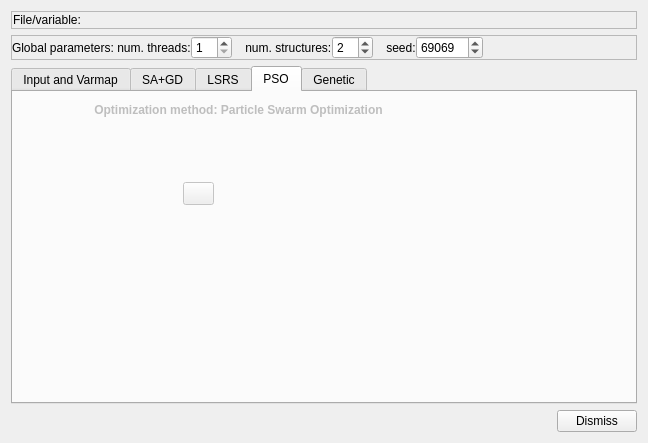
Qt form dialogs/automaticvarfitdialog.ui (PauloCarvalhoRJ/gammaray) before a commit.
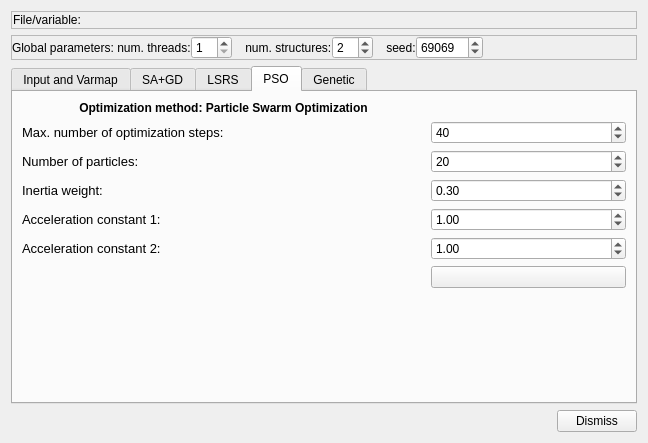
The same form after that commit. The open tabs and pages were chosen to show the change. Icons and pictures are not drawn.

Commit message: AutoVarFit: added Particle Swarm Optimization as an optimization method for the automatic variogram model fitting.

```diff
--- a/dialogs/automaticvarfitdialog.ui
+++ b/dialogs/automaticvarfitdialog.ui
@@ -636,20 +636,14 @@
      </widget>
      <widget class="QWidget" name="tabPSO">
       <property name="enabled">
-       <bool>false</bool>
+       <bool>true</bool>
       </property>
       <attribute name="title">
        <string>PSO</string>
       </attribute>
+      <layout class="QGridLayout" name="gridLayout_3">
+       <item row="0" column="0" colspan="2">
       <widget class="QLabel" name="label_4">
-       <property name="geometry">
-        <rect>
-         <x>20</x>
-         <y>10</y>
-         <width>411</width>
-         <height>16</height>
-        </rect>
-       </property>
        <property name="font">
         <font>
          <weight>75</weight>
@@ -663,15 +657,115 @@
         <set>Qt::AlignCenter</set>
        </property>
       </widget>
+       </item>
+       <item row="1" column="0">
+        <widget class="QLabel" name="label_24">
+         <property name="text">
+          <string>&lt;html&gt;&lt;head/&gt;&lt;body&gt;&lt;p&gt;&lt;span style=&quot; font-family:'Verdana,Arial,Tahoma,Calibri,Geneva,sans-serif'; font-size:13px;&quot;&gt;Max. number of optimization steps:&lt;/span&gt;&lt;/p&gt;&lt;/body&gt;&lt;/html&gt;</string>
+         </property>
+        </widget>
+       </item>
+       <item row="1" column="2">
+        <widget class="QSpinBox" name="spinMaxStepsPSO">
+         <property name="minimum">
+          <number>1</number>
+         </property>
+         <property name="maximum">
+          <number>10000000</number>
+         </property>
+         <property name="singleStep">
+          <number>10</number>
+         </property>
+         <property name="value">
+          <number>40</number>
+         </property>
+        </widget>
+       </item>
+       <item row="2" column="0">
+        <widget class="QLabel" name="label_25">
+         <property name="text">
+          <string>&lt;html&gt;&lt;head/&gt;&lt;body&gt;&lt;p&gt;&lt;span style=&quot; font-family:'Verdana,Arial,Tahoma,Calibri,Geneva,sans-serif'; font-size:13px;&quot;&gt;Number of particles:&lt;/span&gt;&lt;/p&gt;&lt;/body&gt;&lt;/html&gt;</string>
+         </property>
+        </widget>
+       </item>
+       <item row="2" column="2">
+        <widget class="QSpinBox" name="spinNumberOfParticles">
+         <property name="minimum">
+          <number>10</number>
+         </property>
+         <property name="maximum">
+          <number>10000</number>
+         </property>
+         <property name="singleStep">
+          <number>10</number>
+         </property>
+         <property name="value">
+          <number>20</number>
+         </property>
+        </widget>
+       </item>
+       <item row="3" column="0">
+        <widget class="QLabel" name="label_26">
+         <property name="text">
+          <string>&lt;html&gt;&lt;head/&gt;&lt;body&gt;&lt;p&gt;&lt;span style=&quot; font-family:'Verdana,Arial,Tahoma,Calibri,Geneva,sans-serif'; font-size:13px;&quot;&gt;Inertia weight:&lt;/span&gt;&lt;/p&gt;&lt;/body&gt;&lt;/html&gt;</string>
+         </property>
+        </widget>
+       </item>
+       <item row="3" column="2">
+        <widget class="QDoubleSpinBox" name="dblSpinInertiaWeight">
+         <property name="maximum">
+          <double>100.000000000000000</double>
+         </property>
+         <property name="singleStep">
+          <double>0.100000000000000</double>
+         </property>
+         <property name="value">
+          <double>0.300000000000000</double>
+         </property>
+        </widget>
+       </item>
+       <item row="4" column="0">
+        <widget class="QLabel" name="label_27">
+         <property name="text">
+          <string>&lt;html&gt;&lt;head/&gt;&lt;body&gt;&lt;p&gt;&lt;span style=&quot; font-family:'Verdana,Arial,Tahoma,Calibri,Geneva,sans-serif'; font-size:13px;&quot;&gt;Acceleration constant 1:&lt;/span&gt;&lt;/p&gt;&lt;/body&gt;&lt;/html&gt;</string>
+         </property>
+        </widget>
+       </item>
+       <item row="4" column="2">
+        <widget class="QDoubleSpinBox" name="dblSpinAccelerationConstant1">
+         <property name="maximum">
+          <double>100.000000000000000</double>
+         </property>
+         <property name="singleStep">
+          <double>0.100000000000000</double>
+         </property>
+         <property name="value">
+          <double>1.000000000000000</double>
+         </property>
+        </widget>
+       </item>
+       <item row="5" column="0">
+        <widget class="QLabel" name="label_28">
+         <property name="text">
+          <string>&lt;html&gt;&lt;head/&gt;&lt;body&gt;&lt;p&gt;&lt;span style=&quot; font-family:'Verdana,Arial,Tahoma,Calibri,Geneva,sans-serif'; font-size:13px;&quot;&gt;Acceleration constant 2:&lt;/span&gt;&lt;/p&gt;&lt;/body&gt;&lt;/html&gt;</string>
+         </property>
+        </widget>
+       </item>
+       <item row="5" column="2">
+        <widget class="QDoubleSpinBox" name="dblSpinAccelerationConstant2">
+         <property name="maximum">
+          <double>100.000000000000000</double>
+         </property>
+         <property name="singleStep">
+          <double>0.100000000000000</double>
+         </property>
+         <property name="value">
+          <double>1.000000000000000</double>
+         </property>
+        </widget>
+       </item>
+       <item row="6" column="2">
       <widget class="QPushButton" name="btnDoWithPSO">
-       <property name="geometry">
-        <rect>
-         <x>170</x>
-         <y>90</y>
-         <width>31</width>
-         <height>23</height>
-        </rect>
-       </property>
        <property name="toolTip">
         <string>Run with SA+GD</string>
        </property>
@@ -683,6 +777,21 @@
          <normaloff>:/icons32/play32</normaloff>:/icons32/play32</iconset>
        </property>
       </widget>
+       </item>
+       <item row="7" column="1">
+        <spacer name="verticalSpacer_3">
+         <property name="orientation">
+          <enum>Qt::Vertical</enum>
+         </property>
+         <property name="sizeHint" stdset="0">
+          <size>
+           <width>20</width>
+           <height>68</height>
+          </size>
+         </property>
+        </spacer>
+       </item>
+      </layout>
      </widget>
      <widget class="QWidget" name="tabGenetic">
       <property name="enabled">
```
Left out of the diff: 4 changed lines with no effect on the pictures. Lines whose indentation alone changed are shown as unchanged. The commit also changes 1 other file.
